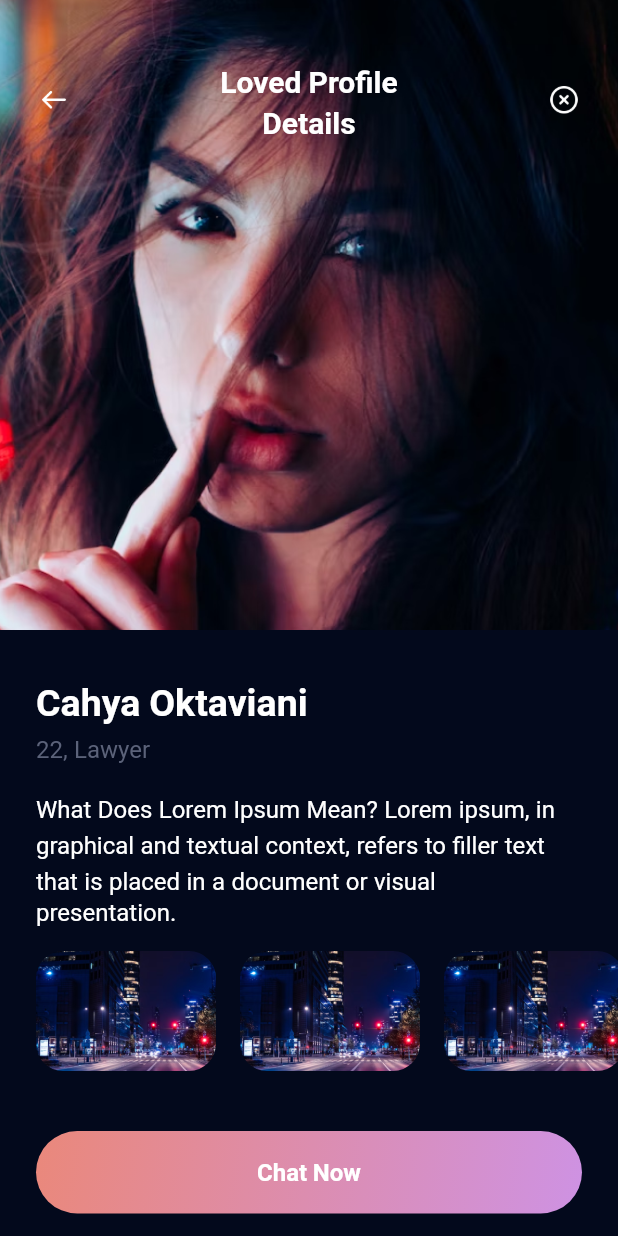
After one commit to magerngoding/Tinder-App, a Flutter app: the PeopleProfileScreen screen opened by its route, on a phone screen of 412 x 824 dp. The commit adds this screen. Run offline on Flutter 3.47's test engine with Material 2 defaults, Android fonts, the phone set to English and light mode, and no system bars; our stand-ins replace google_fonts.

Commit message:
Slicing people profile screen

```diff
--- a/lib/src/app.dart
+++ b/lib/src/app.dart
@@ -6,6 +6,7 @@ import 'package:tinder_app/src/features/authentication/presentation/sign_up_age_
 import 'package:tinder_app/src/features/authentication/presentation/sign_up_upload_photo_screen.dart';
 import 'package:tinder_app/src/features/likes_you/presentation/explore_people_screen.dart';
 import 'package:tinder_app/src/features/likes_you/presentation/people_love_screen.dart';
+import 'package:tinder_app/src/features/likes_you/presentation/people_profile_screen.dart';
 import 'package:tinder_app/src/theme_manager/theme_data.manager.dart';
 
 class AppScreen extends StatelessWidget {
@@ -27,6 +28,7 @@ class AppScreen extends StatelessWidget {
             SignUpUploadPhotoScreen(),
         ExplorePeopleScreen.routeName: (context) => ExplorePeopleScreen(),
         PeopleLoveScreen.routeName: (context) => PeopleLoveScreen(),
+        PeopleProfileScreen.routeName: (context) => PeopleProfileScreen(),
       },
     );
   }
--- /dev/null
+++ b/lib/src/common_widgets/people_identity_widget.dart
@@ -0,0 +1,40 @@
+import 'package:flutter/material.dart';
+
+import '../theme_manager/font_manager.dart';
+import '../theme_manager/style_manager.dart';
+
+class PeopleIdentityWidget extends StatelessWidget {
+  const PeopleIdentityWidget({
+    super.key,
+  });
+
+  @override
+  Widget build(BuildContext context) {
+    return Padding(
+      padding: EdgeInsets.symmetric(horizontal: 24),
+      child: Column(
+        crossAxisAlignment: CrossAxisAlignment.start,
+        children: [
+          Text(
+            'Cahya Oktaviani',
+            style: getWhiteTextStyle(
+              fontSize: 25,
+              fontWeight: FontWeightManager.semiBold,
+            ),
+          ),
+          Text(
+            '22, Lawyer',
+            style: getBlackTextStyle(),
+          ),
+          SizedBox(
+            height: 16,
+          ),
+          Text(
+            'What Does Lorem Ipsum Mean? Lorem ipsum, in graphical and textual context, refers to filler text that is placed in a document or visual presentation.',
+            style: getWhiteTextStyle(),
+          ),
+        ],
+      ),
+    );
+  }
+}
--- a/lib/src/common_widgets/people_love_card.widget.dart
+++ b/lib/src/common_widgets/people_love_card.widget.dart
@@ -1,6 +1,8 @@
 // ignore_for_file: prefer_const_constructors
 
 import 'package:flutter/material.dart';
+import 'package:tinder_app/src/features/likes_you/presentation/people_love_screen.dart';
+import 'package:tinder_app/src/features/likes_you/presentation/people_profile_screen.dart';
 import 'package:tinder_app/src/theme_manager/color_manager.dart';
 import 'package:tinder_app/src/theme_manager/font_manager.dart';
 import 'package:tinder_app/src/theme_manager/style_manager.dart';
@@ -14,6 +16,13 @@ class PeopleLovedCardWidget extends StatelessWidget {
       padding: EdgeInsets.symmetric(
         horizontal: 24,
       ),
+      child: GestureDetector(
+        onTap: () {
+          Navigator.pushNamed(
+            context,
+            PeopleProfileScreen.routeName,
+          );
+        },
         child: Container(
           margin: EdgeInsets.only(bottom: 18),
           decoration: BoxDecoration(
@@ -48,6 +57,7 @@ class PeopleLovedCardWidget extends StatelessWidget {
             ),
           ),
         ),
+      ),
     );
   }
 }
--- /dev/null
+++ b/lib/src/common_widgets/profile_detail_image_widget.dart
@@ -0,0 +1,62 @@
+// ignore_for_file: prefer_const_constructors
+
+import 'package:flutter/material.dart';
+
+import '../theme_manager/font_manager.dart';
+import '../theme_manager/style_manager.dart';
+import 'match_button_widget.dart';
+
+class ProfileDetailImageWidget extends StatelessWidget {
+  const ProfileDetailImageWidget({
+    super.key,
+  });
+
+  @override
+  Widget build(BuildContext context) {
+    return Stack(
+      children: [
+        Container(
+          width: double.infinity,
+          height: 420,
+          decoration: BoxDecoration(
+            image: DecorationImage(
+              image: AssetImage(
+                'assets/images/people_love1.png',
+              ),
+              fit: BoxFit.cover,
+            ),
+          ),
+        ),
+        Padding(
+          padding: EdgeInsets.symmetric(
+            vertical: 40,
+            horizontal: 26,
+          ),
+          child: Row(
+            mainAxisAlignment: MainAxisAlignment.spaceBetween,
+            children: [
+              MatchButtonWidget(
+                dimesion: 20,
+                iconPath: 'icon_arrowleft.png',
+                onTap: () {},
+              ),
+              Text(
+                'Loved Profile\nDetails',
+                style: getWhiteTextStyle(
+                  fontWeight: FontWeightManager.semiBold,
+                  fontSize: FontSizeManager.f20,
+                ),
+                textAlign: TextAlign.center,
+              ),
+              MatchButtonWidget(
+                dimesion: 20,
+                iconPath: 'icon_closecircle.png',
+                onTap: () {},
+              ),
+            ],
+          ),
+        ),
+      ],
+    );
+  }
+}
--- /dev/null
+++ b/lib/src/features/likes_you/presentation/people_profile_screen.dart
@@ -0,0 +1,69 @@
+// ignore_for_file: prefer_const_constructors
+
+import 'package:flutter/material.dart';
+import 'package:tinder_app/src/common_widgets/custome_button_widget.dart';
+import '../../../common_widgets/people_identity_widget.dart';
+import '../../../common_widgets/profile_detail_image_widget.dart';
+
+class PeopleProfileScreen extends StatelessWidget {
+  static const String routeName = '/people-profile';
+
+  const PeopleProfileScreen({super.key});
+
+  @override
+  Widget build(BuildContext context) {
+    return Scaffold(
+      body: SingleChildScrollView(
+        child: Column(
+          children: [
+            ProfileDetailImageWidget(),
+            SizedBox(
+              height: 30,
+            ),
+            PeopleIdentityWidget(),
+            SizedBox(
+              height: 16,
+            ),
+            Container(
+              height: 80,
+              margin: EdgeInsets.only(
+                left: 24,
+              ),
+              child: ListView.builder(
+                scrollDirection: Axis.horizontal,
+                itemCount: 4,
+                itemBuilder: (context, index) {
+                  return Container(
+                    width: 120,
+                    height: 80,
+                    margin: EdgeInsets.only(right: 16),
+                    decoration: BoxDecoration(
+                      borderRadius: BorderRadius.circular(18),
+                      image: DecorationImage(
+                        image: AssetImage('assets/images/hobby3.png'),
+                        fit: BoxFit.cover,
+                      ),
+                    ),
+                  );
+                },
+              ),
+            ),
+            SizedBox(
+              height: 40,
+            ),
+            Padding(
+              padding: EdgeInsets.symmetric(horizontal: 24),
+              child: CustomeButtonWidget(
+                title: 'Chat Now',
+                onTap: () {},
+              ),
+            ),
+            SizedBox(
+              height: 40,
+            ),
+          ],
+        ),
+      ),
+    );
+  }
+}
```
Lines whose indentation alone changed are shown as unchanged.
